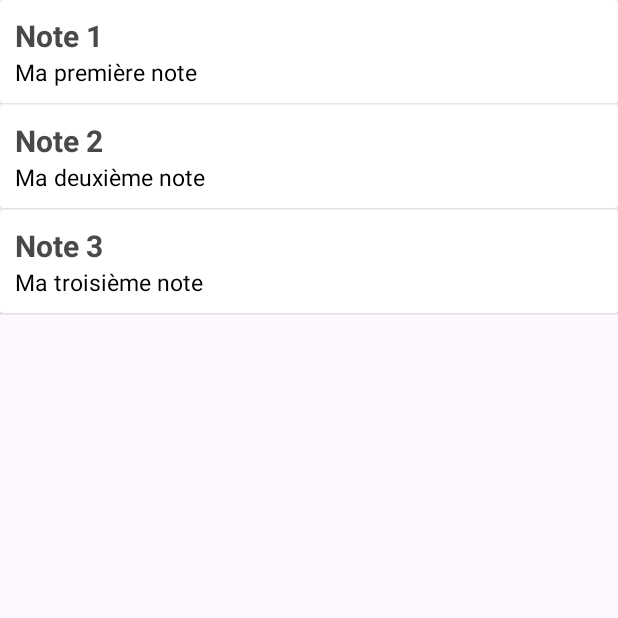
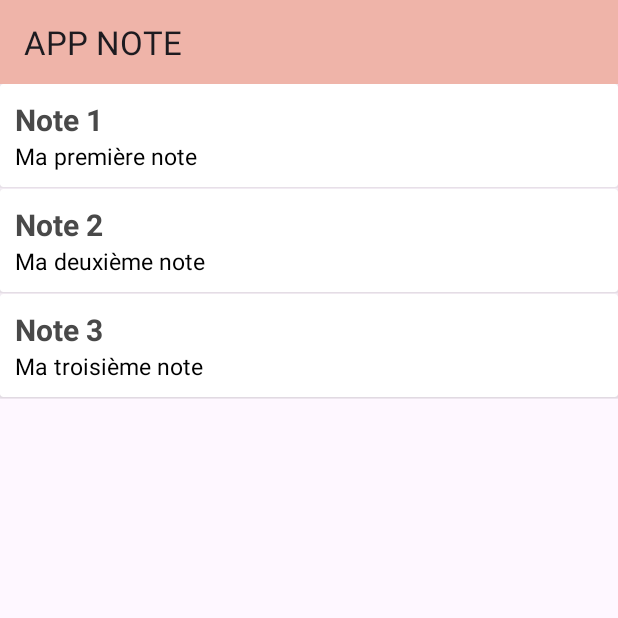
Before and after one commit to charles-caltagirone/New-App-CDA-Mut, an Android app: the screen it shows after launch (NoteListActivity), on a phone screen of 412 x 824 dp, the top half of it. Run offline under Robolectric (Android 15) with nearby library versions, the phone set to English and light mode, and no system bars.

Commit message:
create Toolbar

```diff
--- a/app/src/main/AndroidManifest.xml
+++ b/app/src/main/AndroidManifest.xml
@@ -14,6 +14,7 @@
         tools:targetApi="31">
         <activity
             android:name=".NoteDetailActivity"
+            android:windowSoftInputMode="adjustResize"
             android:exported="false" />
         <activity
             android:name=".NoteListActivity"
--- a/app/src/main/java/com/example/newappcdamut/NoteListActivity.kt
+++ b/app/src/main/java/com/example/newappcdamut/NoteListActivity.kt
@@ -2,8 +2,8 @@ package com.example.newappcdamut
 
 import android.content.Intent
 import android.os.Bundle
-import android.util.Log
 import android.view.View
+import androidx.appcompat.widget.Toolbar
 import androidx.activity.enableEdgeToEdge
 import androidx.appcompat.app.AppCompatActivity
 import androidx.core.view.ViewCompat
@@ -23,6 +23,9 @@ class NoteListActivity : AppCompatActivity(), View.OnClickListener {
             v.setPadding(systemBars.left, systemBars.top, systemBars.right, systemBars.bottom)
             insets
         }
+        val toolbar = findViewById<Toolbar>(R.id.toolbar)
+        setSupportActionBar(toolbar)
+
         notes = mutableListOf<Note>()
         notes.add(Note("Note 1", "Ma première note"))
         notes.add(Note("Note 2", "Ma deuxième note"))
--- a/app/src/main/res/layout/activity_note_list.xml
+++ b/app/src/main/res/layout/activity_note_list.xml
@@ -7,11 +7,21 @@
     android:layout_height="match_parent"
     tools:context=".NoteListActivity">
 
+  <androidx.appcompat.widget.Toolbar
+      android:id="@+id/toolbar"
+      android:layout_width="match_parent"
+      android:layout_height="?android:attr/actionBarSize"
+      app:title="APP NOTE"
+      android:elevation="4dp"
+      android:background="?attr/colorPrimary"
+      />
+
   <androidx.recyclerview.widget.RecyclerView
       android:id="@+id/notes_recycler_view"
       android:layout_width="wrap_content"
       android:layout_height="wrap_content"
       tools:listitem="@layout/item_note"
+      android:layout_below="@+id/toolbar"
       />
 
 </RelativeLayout>
--- a/app/src/main/res/layout/item_note.xml
+++ b/app/src/main/res/layout/item_note.xml
@@ -2,7 +2,9 @@
 <RelativeLayout xmlns:android="http://schemas.android.com/apk/res/android"
     xmlns:tools="http://schemas.android.com/tools"
     android:layout_width="match_parent"
-    android:layout_height="70dp">
+    android:layout_height="70dp"
+    xmlns:app="http://schemas.android.com/apk/res-auto">
+
     <androidx.cardview.widget.CardView
         android:id="@+id/card_view"
         android:layout_width="match_parent"
@@ -14,7 +16,8 @@
         <RelativeLayout
             android:layout_width="match_parent"
             android:layout_height="match_parent"
-            android:padding="10dp">
+            android:padding="10dp"
+            >
             <TextView
                 android:id="@+id/title"
                 android:layout_width="wrap_content"
--- a/app/src/main/res/values/colors.xml
+++ b/app/src/main/res/values/colors.xml
@@ -1,5 +1,6 @@
 <?xml version="1.0" encoding="utf-8"?>
 <resources>
     <color name="black">#FF000000</color>
+    <color name="red">#FF0000</color>
     <color name="white">#FFFFFFFF</color>
 </resources>
```
Also changed, not shown: app/src/main/res/layout/activity_note_detail.xml (+11 -1 lines), app/src/main/res/values/themes.xml (+14 -2 lines).
